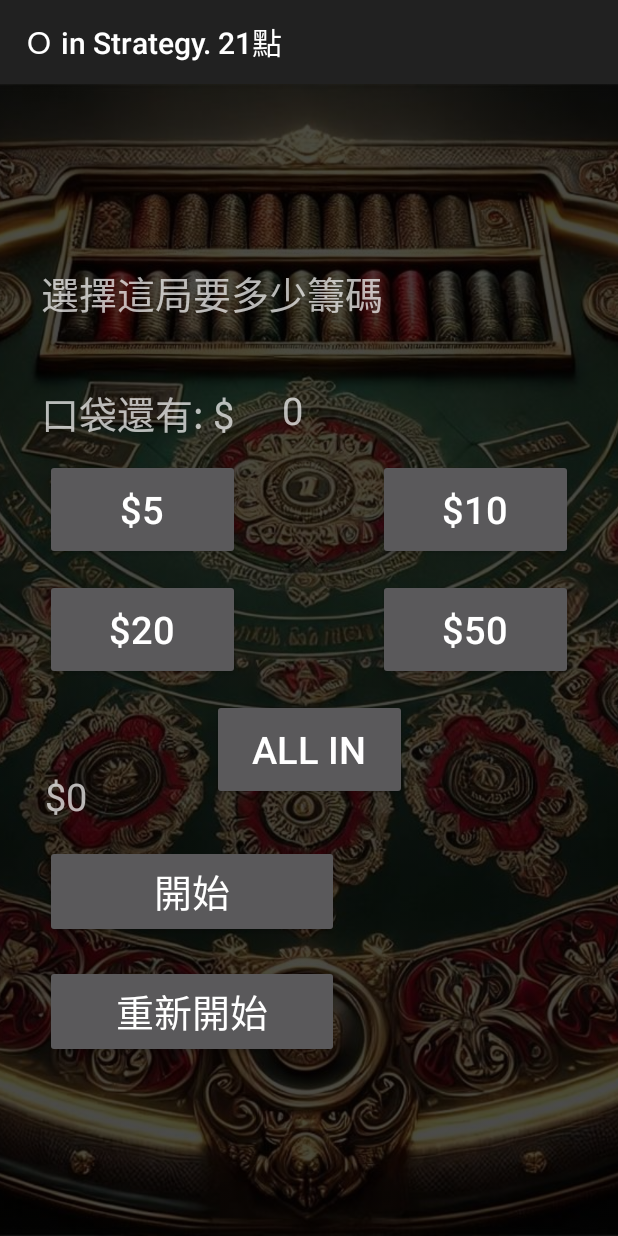
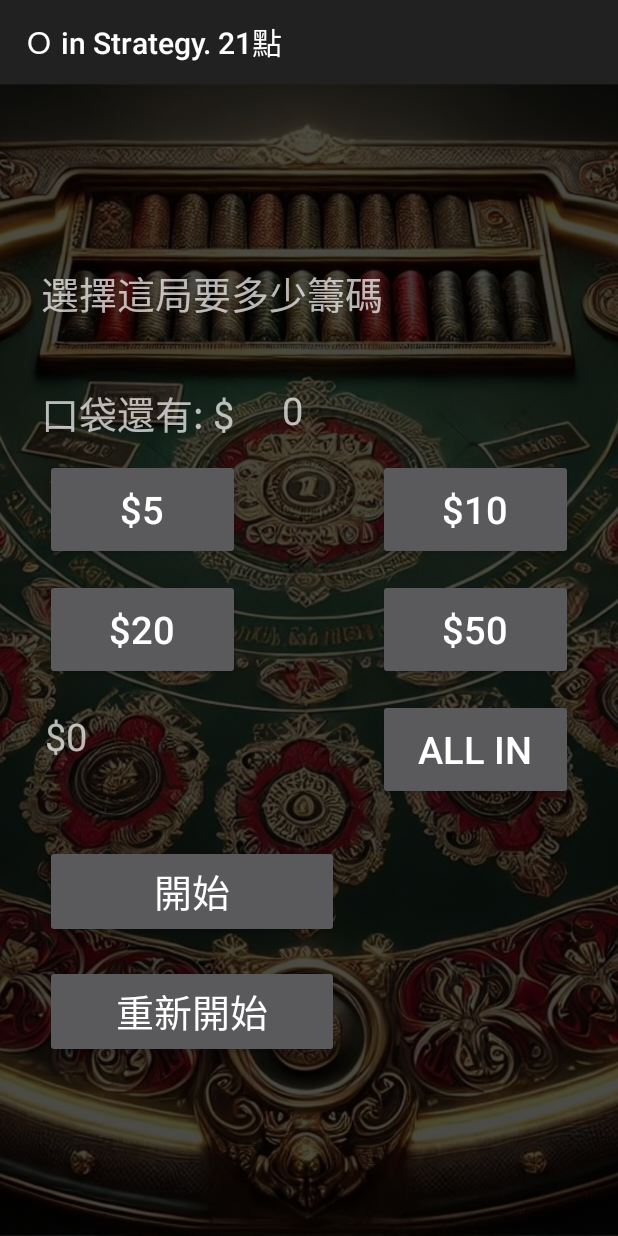
Before and after one commit to ronaldshaooo/113HW-OSApp, an Android app: the SelectBetAmount screen opened directly, with no data from a screen before it, on a phone screen of 412 x 824 dp. Run offline under Robolectric (Android 15) with nearby library versions, the phone set to English and light mode, and no system bars; 3 statements that could not run were skipped.

Commit message:
移除玩家名字 調整籌碼畫面

```diff
--- a/app/src/main/java/com/example/blackjackgameapp/Gameplay.java
+++ b/app/src/main/java/com/example/blackjackgameapp/Gameplay.java
@@ -71,8 +71,8 @@ public class Gameplay extends AppCompatActivity {
         ImageView imageCardD4 = findViewById(R.id.cardD4);
         ImageView imageCardD5 = findViewById(R.id.cardD5);
 
-        TextView playerNameTextView = findViewById(R.id.playerName);
-        playerNameTextView.setText(String.valueOf(round1.getName()));
+        //TextView playerNameTextView = findViewById(R.id.playerName);
+        //playerNameTextView.setText(String.valueOf(round1.getName()));
 
         TextView betAmountTextView = findViewById(R.id.playerBet);
         betAmountTextView.setText(String.valueOf(round1.getBetAmount()));
--- a/app/src/main/res/layout/activity_select_bet_amount.xml
+++ b/app/src/main/res/layout/activity_select_bet_amount.xml
@@ -117,15 +117,17 @@
         android:layout_width="130dp"
         android:layout_height="67dp"
         android:layout_marginTop="80dp"
+        android:layout_marginEnd="30dp"
         android:text="@string/btnBetAll"
         android:textAlignment="center"
         android:textSize="25sp"
         app:layout_constraintBottom_toBottomOf="parent"
         app:layout_constraintEnd_toEndOf="parent"
-        app:layout_constraintHorizontal_bias="0.5"
+        app:layout_constraintHorizontal_bias="1"
         app:layout_constraintStart_toStartOf="parent"
         app:layout_constraintTop_toTopOf="@+id/btnBet50"
-        app:layout_constraintVertical_bias="0.0" />
+        app:layout_constraintVertical_bias="0"
+        tools:layout_constraintBottom_toBottomOf="parent" />
 
     <Button
         android:id="@+id/btnBet50"
@@ -145,18 +147,18 @@
 
     <TextView
         android:id="@+id/betAmount"
-        android:layout_width="358dp"
+        android:layout_width="wrap_content"
         android:layout_height="71dp"
         android:layout_marginStart="30dp"
-        android:layout_marginTop="60dp"
+        android:layout_marginTop="20dp"
         android:text="@string/betAmount"
         android:textAlignment="viewStart"
         android:textSize="25sp"
         app:layout_constraintBottom_toBottomOf="parent"
         app:layout_constraintEnd_toEndOf="parent"
-        app:layout_constraintHorizontal_bias="0.0"
+        app:layout_constraintHorizontal_bias="0"
         app:layout_constraintStart_toStartOf="parent"
-        app:layout_constraintTop_toBottomOf="@+id/btnBet50"
+        app:layout_constraintTop_toBottomOf="@+id/btnBet20"
         app:layout_constraintVertical_bias="0.0" />
 
     <Button
@@ -164,7 +166,7 @@
         android:layout_width="196dp"
         android:layout_height="62dp"
         android:layout_marginStart="30dp"
-        android:layout_marginTop="50dp"
+        android:layout_marginTop="90dp"
         android:layout_marginEnd="30dp"
         android:text="@string/btnSubmitBet"
         android:textSize="25sp"
```
